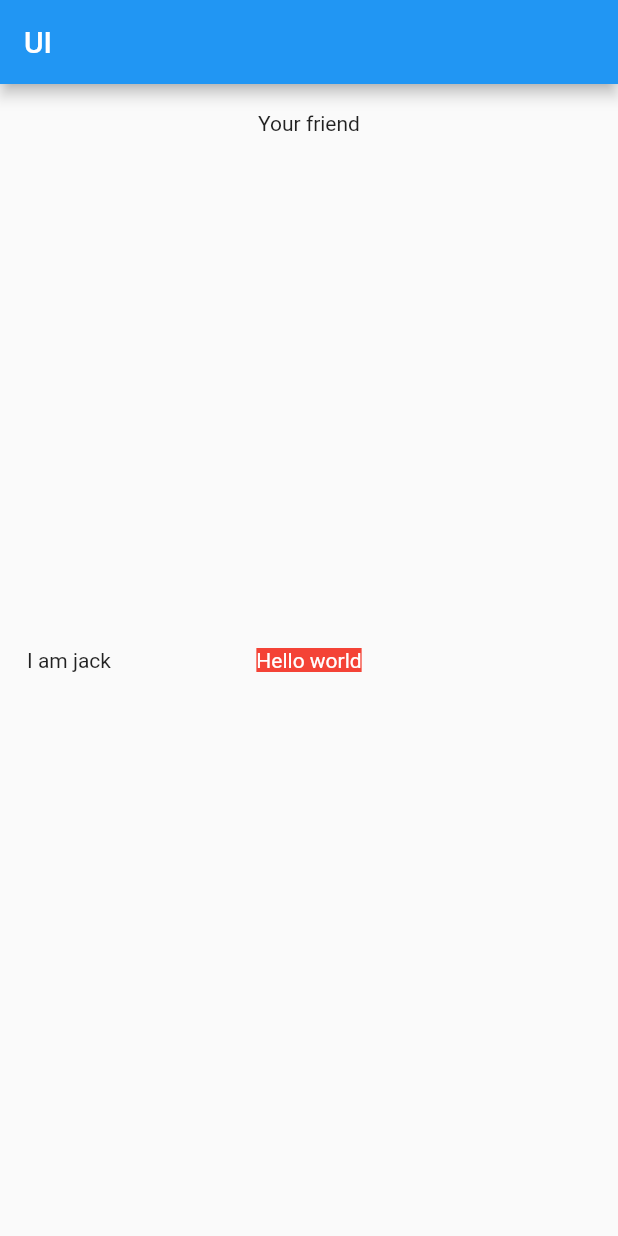
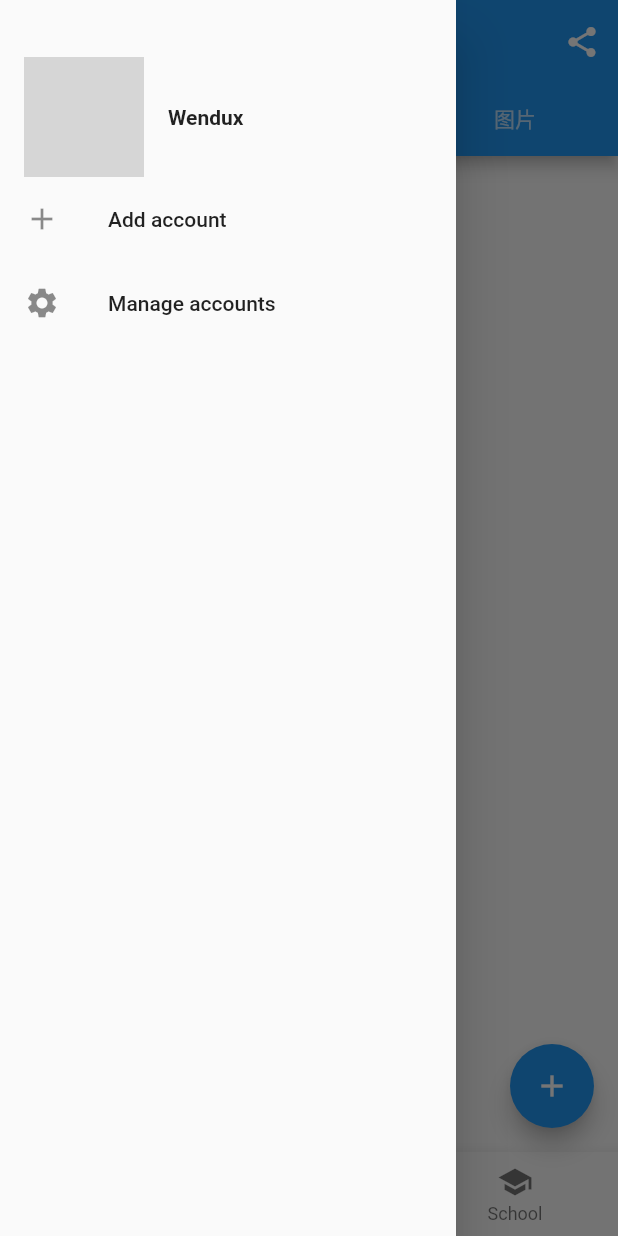
Before and after one commit to asdlei99/flutter_study, a Flutter app: the screen it shows after launch, with the side drawer open (before the commit the screen has no drawer), on a phone screen of 412 x 824 dp. Run offline on Flutter 3.47's test engine with Material 2 defaults, Android fonts, the phone set to English and light mode, and no system bars; grey boxes are pictures that could not be loaded.

Commit message:
Add container

```diff
--- a/lib/main.dart
+++ b/lib/main.dart
@@ -13,6 +13,12 @@ import 'package:flutter_study/widget/layout/LinearLayout.dart';
 import 'package:flutter_study/widget/layout/FlexboxLayout.dart';
 import 'package:flutter_study/widget/layout/WarpFlowLayout.dart';
 import 'package:flutter_study/widget/layout/FrameLayout.dart';
+import 'package:flutter_study/widget/container/PaddingContainer.dart';
+import 'package:flutter_study/widget/container/LimitContainer.dart';
+import 'package:flutter_study/widget/container/DecoratedContainer.dart';
+import 'package:flutter_study/widget/container/TransformContainer.dart';
+import 'package:flutter_study/widget/container/ContainerWidget.dart';
+import 'package:flutter_study/widget/MaterialScaffld/MaterialScaffld.dart';
 
 void main() => runApp(MyApp());
 
@@ -25,7 +31,7 @@ class MyApp extends StatelessWidget {
       theme: ThemeData(
         primarySwatch: Colors.blue,
       ),
-    home: MyHomePage(title: "UI"),
+    home: ScaffoldRoute(),
     );
   }
 }
@@ -68,7 +74,13 @@ class _MyHomePageState extends State<MyHomePage> {
 //            LinearLayout(),
 //            FlexboxLayout(),
 //            WarpFlowLayout(),
-              FrameLayout()
+//            FrameLayout(),
+//            PaddingContainer(),
+//            LimitContainer()
+//            DecoratedContainer(),
+//            TransformContainer(),
+            ContainerContainer()
+
 //          ],
 //        ),
 //      )
--- /dev/null
+++ b/lib/widget/MaterialScaffld/LeftDrawer.dart
@@ -0,0 +1,58 @@
+import 'package:flutter/material.dart';
+
+class LeftDrawer extends StatelessWidget {
+
+  const LeftDrawer({
+    Key key,
+  }) : super(key: key);
+
+  @override
+  Widget build(BuildContext context) {
+    return Drawer(
+      child: MediaQuery.removePadding(
+        context: context,
+        // DrawerHeader consumes top MediaQuery padding.
+        removeTop: true,
+        child: Column(
+          crossAxisAlignment: CrossAxisAlignment.start,
+          children: <Widget>[
+            Padding(
+              padding: const EdgeInsets.only(top: 38.0),
+              child: Row(
+                children: <Widget>[
+                  Padding(
+                    padding: const EdgeInsets.symmetric(horizontal: 16.0),
+                    child: ClipOval(
+                      child: Image.asset(
+                        "imgs/avatar.png",
+                        width: 80,
+                      ),
+                    ),
+                  ),
+                  Text(
+                    "Wendux",
+                    style: TextStyle(fontWeight: FontWeight.bold),
+                  )
+                ],
+              ),
+            ),
+            Expanded(
+              child: ListView(
+                children: <Widget>[
+                  ListTile(
+                    leading: const Icon(Icons.add),
+                    title: const Text('Add account'),
+                  ),
+                  ListTile(
+                    leading: const Icon(Icons.settings),
+                    title: const Text('Manage accounts'),
+                  ),
+                ],
+              ),
+            ),
+          ],
+        ),
+      ),
+    );
+  }
+}
--- /dev/null
+++ b/lib/widget/MaterialScaffld/MaterialScaffld.dart
@@ -0,0 +1,108 @@
+import 'package:flutter/material.dart';
+import 'LeftDrawer.dart';
+
+//AppBar是一个Material风格的导航栏，它可以设置标题、导航栏菜单、底部Tab等。下面我们看看AppBar的定义：
+/*
+ppBar({
+  Key key,
+  this.leading, //导航栏最左侧Widget，常见为抽屉菜单按钮或返回按钮。
+  this.automaticallyImplyLeading = true, //如果leading为null，是否自动实现默认的leading按钮
+  this.title,// 页面标题
+  this.actions, // 导航栏右侧菜单
+  this.bottom, // 导航栏底部菜单，通常为Tab按钮组
+  this.elevation = 4.0, // 导航栏阴影
+  this.centerTitle, //标题是否居中
+  this.backgroundColor,
+  ...   //其它属性见源码注释
+})
+* */
+
+class ScaffoldRoute extends StatefulWidget {
+
+  @override
+  State<StatefulWidget> createState() => new _ScaffoldRouteState();
+}
+
+class _ScaffoldRouteState extends State<ScaffoldRoute>  with SingleTickerProviderStateMixin{
+  int _selectedIndex = 0;
+  TabController _tabController;
+  List tabs = ["新闻","历史","图片"];
+
+  @override
+  void initState() {
+    super.initState();
+
+    _tabController = TabController(length: tabs.length, vsync: this);
+  }
+
+
+  @override
+  Widget build(BuildContext context) {
+    return Scaffold(
+      appBar: AppBar(
+        title: Text("App Name"),
+        actions: <Widget>[
+          IconButton(icon: Icon(Icons.share), onPressed: ()=>{
+//            debugPrint("share")
+          }),
+        ],
+        bottom: TabBar(
+          controller: _tabController,
+            tabs: tabs.map((e) => Tab(text: e)).toList()
+        ),
+        leading: Builder(builder: (context) {
+          return IconButton(
+            icon: Icon(Icons.dashboard, color: Colors.white,),
+            onPressed: ()=> {
+              Scaffold.of(context).openDrawer()
+            },
+          );
+        }),
+      ),
+      body: TabBarView(
+        controller: _tabController,
+        children: tabs.map((e) {
+          return Container(
+            alignment: Alignment.center,
+            child: Text(e, textScaleFactor: 5,),
+          );
+        }).toList(),
+      ),
+      drawer: LeftDrawer(),
+      bottomNavigationBar: BottomNavigationBar(
+        items: [
+          BottomNavigationBarItem(
+            icon: Icon(Icons.home),
+            title: Text("Home"),
+          ),
+          BottomNavigationBarItem(
+            icon: Icon(Icons.business),
+            title: Text("Business"),
+          ),
+          BottomNavigationBarItem(
+            icon: Icon(Icons.school),
+            title: Text("School"),
+          )
+        ],
+        currentIndex: _selectedIndex,
+        fixedColor: Colors.blue,
+        onTap: _onTapItem,
+      ),
+      floatingActionButton: FloatingActionButton(
+        child: Icon(Icons.add),
+        onPressed: _onAdd,
+      ),
+    );
+  }
+
+
+  _onTapItem(int index) {
+    setState(() {
+      _selectedIndex = index;
+    });
+  }
+
+  _onAdd() {
+
+  }
+}
--- /dev/null
+++ b/lib/widget/container/ContainerWidget.dart
@@ -0,0 +1,46 @@
+import 'package:flutter/material.dart';
+
+//Container是我们要介绍的最后一个容器类widget，它本身不对应具体的RenderObject，它是DecoratedBox、ConstrainedBox、Transform、Padding、Align等widget的一个组合widget。所以我们只需通过一个Container可以实现同时需要装饰、变换、限制的场景。下面是Container的定义：
+/*
+Container({
+  this.alignment,
+  this.padding, //容器内补白，属于decoration的装饰范围
+  Color color, // 背景色
+  Decoration decoration, // 背景装饰
+  Decoration foregroundDecoration, //前景装饰
+  double width,//容器的宽度
+  double height, //容器的高度
+  BoxConstraints constraints, //容器大小的限制条件
+  this.margin,//容器外补白，不属于decoration的装饰范围
+  this.transform, //变换
+  this.child,
+})
+
+容器的大小可以通过width、height属性来指定，也可以通过constraints来指定，如果同时存在时，width、height优先。实际上Container内部会根据width、height来生成一个constraints。
+color和decoration是互斥的，实际上，当指定color时，Container内会自动创建一个decoration。
+* */
+
+class ContainerContainer extends StatelessWidget {
+  @override
+  Widget build(BuildContext context) {
+
+    return Container(
+      margin: const EdgeInsets.only(left: 100,top: 100,right: 0, bottom: 400),
+      constraints: BoxConstraints(minWidth: 200,minHeight: 200),
+      decoration: BoxDecoration(
+        gradient: RadialGradient(colors: [Colors.red, Colors.orange],
+        center: Alignment.topLeft,
+        radius: 0.98),
+        boxShadow: [
+          BoxShadow(
+              color: Colors.black54,
+              offset: Offset(2, 2),
+              blurRadius: 6
+        )]
+      ),
+      transform: Matrix4.rotationZ(.2),
+      alignment: Alignment.center,
+      child: Text("5.20", style:  TextStyle(color: Colors.white, fontSize: 40.0),),
+    );
+  }
+}
--- /dev/null
+++ b/lib/widget/container/DecoratedContainer.dart
@@ -0,0 +1,56 @@
+import 'package:flutter/material.dart';
+
+
+//DecoratedBox可以在其子widget绘制前(或后)绘制一个装饰Decoration（如背景、边框、渐变等）
+/*
+const DecoratedBox({
+  Decoration decoration,
+  DecorationPosition position = DecorationPosition.background,
+  Widget child
+})
+
+decoration：代表将要绘制的装饰，它类型为Decoration，Decoration是一个抽象类，它定义了一个接口 createBoxPainter()，子类的主要职责是需要通过实现它来创建一个画笔，该画笔用于绘制装饰。
+position：此属性决定在哪里绘制Decoration，它接收DecorationPosition的枚举类型，该枚举类两个值：
+background：在子widget之后绘制，即背景装饰。
+foreground：在子widget之上绘制，即前景。
+* */
+
+
+
+//BoxDecoration
+//我们通常会直接使用BoxDecoration，它是一个Decoration的子类，实现了常用的装饰元素的绘制。
+/*
+BoxDecoration({
+  Color color, //颜色
+  DecorationImage image,//图片
+  BoxBorder border, //边框
+  BorderRadiusGeometry borderRadius, //圆角
+  List<BoxShadow> boxShadow, //阴影,可以指定多个
+  Gradient gradient, //渐变
+  BlendMode backgroundBlendMode, //背景混合模式
+  BoxShape shape = BoxShape.rectangle, //形状
+})
+* */
+
+class DecoratedContainer extends StatelessWidget {
+
+  @override
+  Widget build(BuildContext context) {
+    return DecoratedBox(
+        decoration: BoxDecoration(
+          gradient: LinearGradient(colors: [Colors.red, Colors.blue]),
+          borderRadius: BorderRadius.circular(5),
+          boxShadow: [BoxShadow(color: Colors.black54,
+            offset: Offset(2, 2),
+            blurRadius: 4
+          )]
+        ),
+      child: Padding(padding: EdgeInsets.symmetric(horizontal: 80,vertical: 18),
+      child: Text("Login",
+        style: TextStyle(
+            color: Colors.white
+        ),
+      ),)
+    );
+  }
+}
--- /dev/null
+++ b/lib/widget/container/PaddingContainer.dart
@@ -0,0 +1,43 @@
+import 'package:flutter/material.dart';
+
+//Padding可以给其子节点添加补白（填充），我们在前面很多示例中都已经使用过它了，现在来看看它的定义：
+//Padding({
+//  ...
+//  EdgeInsetsGeometry padding,
+//  Widget child,
+//})
+
+/*
+EdgeInsets
+我们看看EdgeInsets提供的便捷方法：
+
+fromLTRB(double left, double top, double right, double bottom)：分别指定四个方向的补白。
+all(double value) : 所有方向均使用相同数值的补白。
+only({left, top, right ,bottom })：可以设置具体某个方向的补白(可以同时指定多个方向)。
+symmetric({ vertical, horizontal })：用于设置对称方向的补白，vertical指top和bottom，horizontal指left和right。
+* */
+class PaddingContainer extends StatelessWidget {
+  @override
+  Widget build(BuildContext context) {
+    return Padding(
+        padding: EdgeInsets.all(16),
+        child: Column(
+          crossAxisAlignment: CrossAxisAlignment.start,
+          children: <Widget>[
+            Padding(
+              padding: const EdgeInsets.only(left: 8),
+              child: Text("Hello world"),
+            ),
+            Padding(
+              padding: const EdgeInsets.symmetric(vertical: 8.0),
+              child: Text("I am Jack"),
+            ),
+            Padding(
+              padding: const EdgeInsets.fromLTRB(20,50,20,20),
+              child: Text("Your friend"),
+            ),
+          ],
+        ),
+    );
+  }
+}
```
Also changed, not shown: lib/widget/container/LimitContainer.dart (added, +110 -0 lines), lib/widget/container/TransformContainer.dart (added, +102 -0 lines).
